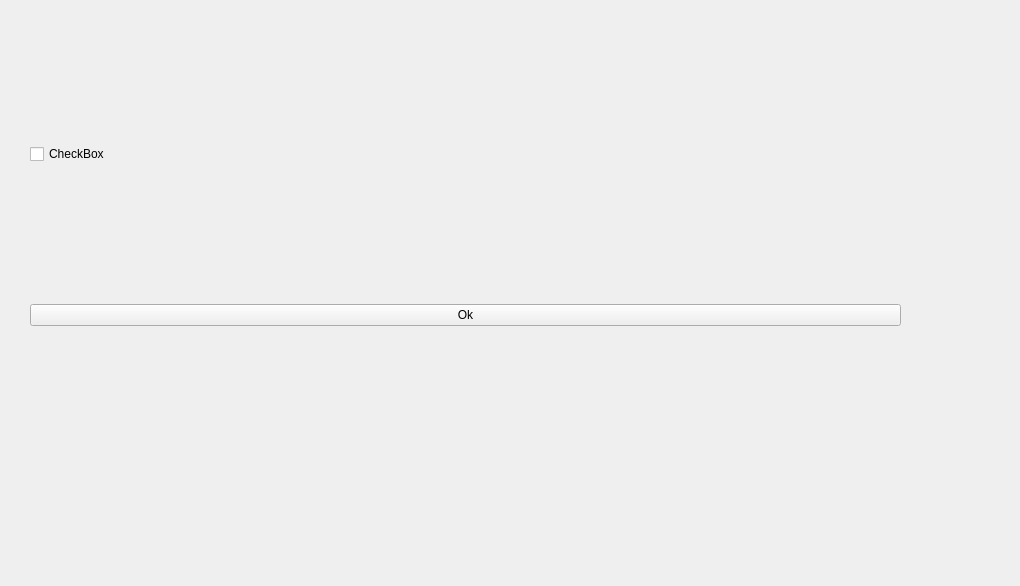
The window that navbar/Navbar.ui (Savitar465/screenshooter) describes before a commit, drawn with Qt 5.
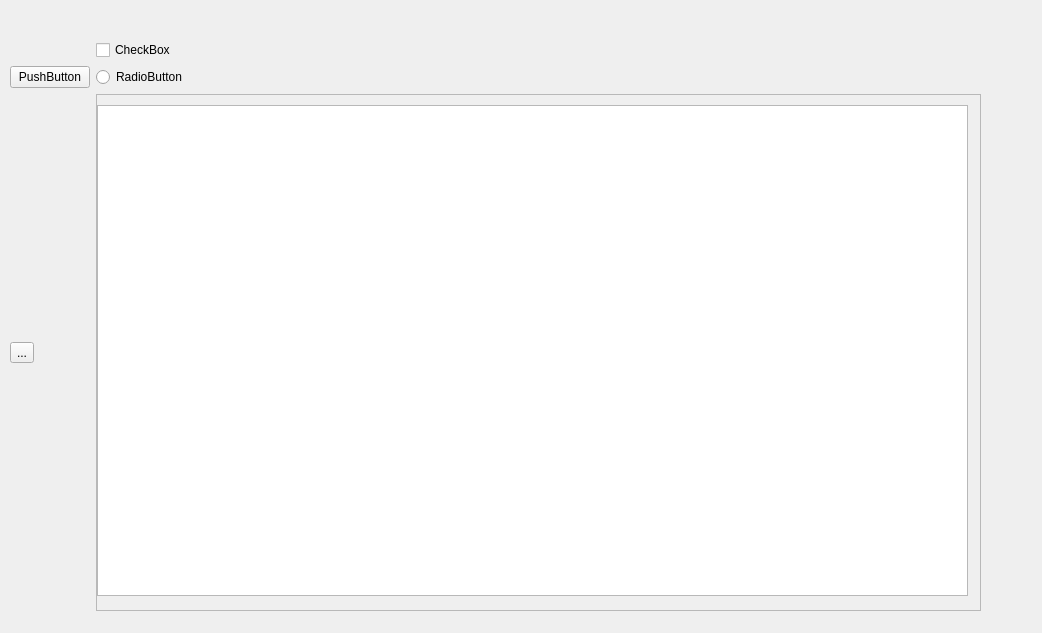
The same window after the commit.

Commit message: Update CMake minimum version and modify Navbar UI layout

What changed in the file:
```diff
--- a/navbar/Navbar.ui
+++ b/navbar/Navbar.ui
@@ -6,8 +6,8 @@
    <rect>
     <x>0</x>
     <y>0</y>
-    <width>1020</width>
-    <height>586</height>
+    <width>1042</width>
+    <height>633</height>
    </rect>
   </property>
   <property name="windowTitle">
@@ -16,27 +16,68 @@
   <widget class="QWidget" name="verticalLayoutWidget">
    <property name="geometry">
     <rect>
-     <x>30</x>
-     <y>10</y>
-     <width>871</width>
-     <height>451</height>
+     <x>10</x>
+     <y>40</y>
+     <width>971</width>
+     <height>571</height>
     </rect>
    </property>
-   <layout class="QVBoxLayout" name="verticalLayout">
-    <item>
+   <layout class="QGridLayout" name="gridLayout">
+    <item row="6" column="0">
+     <widget class="QToolButton" name="toolButton">
+      <property name="text">
+       <string>...</string>
+      </property>
+     </widget>
+    </item>
+    <item row="0" column="1">
      <widget class="QCheckBox" name="checkBox">
       <property name="text">
        <string>CheckBox</string>
       </property>
      </widget>
     </item>
-    <item>
+    <item row="3" column="1">
+     <widget class="QRadioButton" name="radioButton">
+      <property name="text">
+       <string>RadioButton</string>
+      </property>
+     </widget>
+    </item>
+    <item row="3" column="0">
      <widget class="QPushButton" name="pushButton">
       <property name="text">
-       <string>Ok</string>
+       <string>PushButton</string>
       </property>
      </widget>
     </item>
+    <item row="6" column="1">
+     <widget class="QScrollArea" name="scrollArea">
+      <property name="widgetResizable">
+       <bool>true</bool>
+      </property>
+      <widget class="QWidget" name="scrollAreaWidgetContents">
+       <property name="geometry">
+        <rect>
+         <x>0</x>
+         <y>0</y>
+         <width>886</width>
+         <height>511</height>
+        </rect>
+       </property>
+       <widget class="QTableView" name="tableView">
+        <property name="geometry">
+         <rect>
+          <x>0</x>
+          <y>10</y>
+          <width>871</width>
+          <height>491</height>
+         </rect>
+        </property>
+       </widget>
+      </widget>
+     </widget>
+    </item>
    </layout>
   </widget>
  </widget>
```
Left out of the diff: 2 changed lines with no effect on the pictures. The commit also changes 1 other file.
